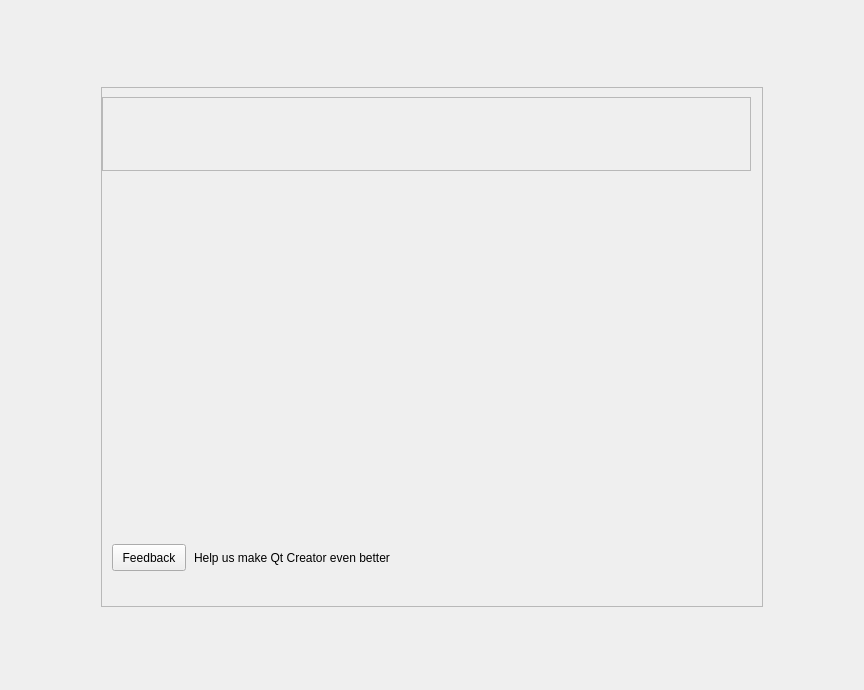
The window that src/plugins/welcome/welcomemode.ui (qt-creator/qt-creator) describes before a commit, drawn with Qt 5.
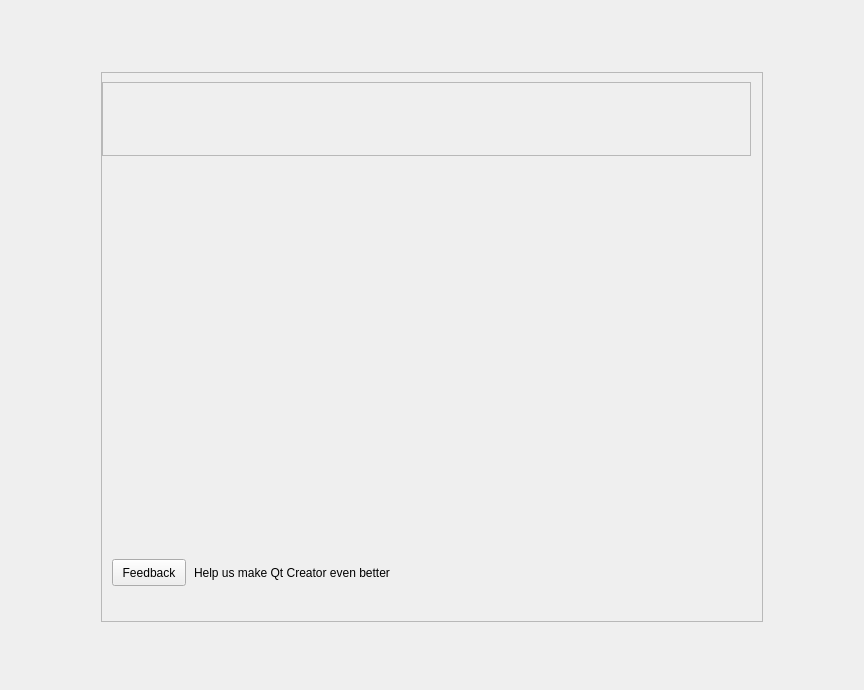
The same window after the commit. Icons and pictures are not drawn.

Commit message: WelcomePage: Fix Windows (give slightly more space).

The edit to the form file:
```diff
--- a/src/plugins/welcome/welcomemode.ui
+++ b/src/plugins/welcome/welcomemode.ui
@@ -102,18 +102,18 @@
       <property name="spacing">
        <number>0</number>
       </property>
-      <item row="1" column="1">
+      <item row="1" column="0">
        <widget class="QFrame" name="mainFrame">
         <property name="minimumSize">
          <size>
           <width>662</width>
-          <height>520</height>
+          <height>550</height>
          </size>
         </property>
         <property name="maximumSize">
          <size>
           <width>662</width>
-          <height>520</height>
+          <height>550</height>
          </size>
         </property>
         <property name="styleSheet">
@@ -440,7 +440,7 @@
         </layout>
        </widget>
       </item>
-      <item row="2" column="1">
+      <item row="2" column="0">
        <spacer name="bottomVerticalSpacer">
         <property name="orientation">
          <enum>Qt::Vertical</enum>
@@ -448,15 +448,9 @@
         <property name="sizeType">
          <enum>QSizePolicy::Expanding</enum>
         </property>
-        <property name="sizeHint" stdset="0">
-         <size>
-          <width>20</width>
-          <height>40</height>
-         </size>
-        </property>
        </spacer>
       </item>
-      <item row="0" column="1">
+      <item row="0" column="0">
        <spacer name="topVerticalSpacer">
         <property name="orientation">
          <enum>Qt::Vertical</enum>
@@ -464,12 +458,6 @@
         <property name="sizeType">
          <enum>QSizePolicy::Expanding</enum>
         </property>
-        <property name="sizeHint" stdset="0">
-         <size>
-          <width>20</width>
-          <height>40</height>
-         </size>
-        </property>
        </spacer>
       </item>
       <item row="1" column="0">
```
Left out of the diff: 6 changed lines with no effect on the pictures.
